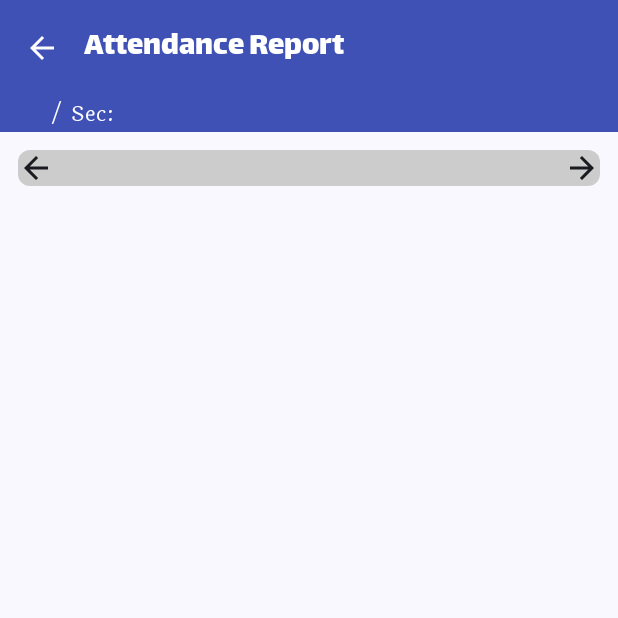
After one commit to Pujadas080907/RollCall, an Android app built with Jetpack Compose: the composable FullReportPage called with empty values, on a phone screen of 412 x 824 dp, the top half of it. The commit adds this screen. Run offline under Robolectric (Android 15) with nearby library versions, the phone set to English and light mode, and no system bars; our stand-ins replace Firebase (no records; nobody signed in at launch, a user with empty details on screens opened directly), livedata-compose.

Commit message:
attendence recorded

```diff
--- /dev/null
+++ b/app/src/main/java/com/example/rollcall/Reports/FullReportPage.kt
@@ -0,0 +1,126 @@
+package com.example.rollcall.Reports
+
+import android.widget.Toast
+import androidx.compose.foundation.background
+import androidx.compose.foundation.layout.*
+import androidx.compose.foundation.lazy.LazyColumn
+import androidx.compose.foundation.lazy.items
+import androidx.compose.foundation.shape.RoundedCornerShape
+import androidx.compose.material.icons.Icons
+import androidx.compose.material.icons.filled.ArrowBack
+import androidx.compose.material.icons.filled.ArrowForward
+import androidx.compose.material3.*
+import androidx.compose.runtime.*
+import androidx.compose.ui.Alignment
+import androidx.compose.ui.Modifier
+import androidx.compose.ui.graphics.Color
+import androidx.compose.ui.platform.LocalContext
+import androidx.compose.ui.res.colorResource
+import androidx.compose.ui.text.font.FontWeight
+import androidx.compose.ui.unit.dp
+import androidx.compose.ui.unit.sp
+import androidx.navigation.NavController
+import com.example.rollcall.R
+import com.example.rollcall.firebasedatabase.AttendanceData
+import com.example.rollcall.firebasedatabase.ClassroomData
+import com.example.rollcall.firebasedatabase.FirebaseDbHelper
+import com.example.rollcall.ui.theme.Laila
+import com.example.rollcall.ui.theme.Lalezar
+import java.text.SimpleDateFormat
+import java.util.*
+
+@OptIn(ExperimentalMaterial3Api::class)
+@Composable
+fun FullReportPage(
+    navController: NavController,
+    classroom: ClassroomData,
+    selectedDate: String
+) {
+    val context = LocalContext.current
+    val attendanceList = remember { mutableStateListOf<AttendanceData>() }
+
+    // Load attendance from Firebase
+    LaunchedEffect(Unit) {
+        FirebaseDbHelper.getAttendanceByClassroom(
+            classroomId = classroom.id,
+            onSuccess = {
+                attendanceList.clear()
+                attendanceList.addAll(it)
+            },
+            onFailure = {
+                Toast.makeText(context, "Failed to load attendance", Toast.LENGTH_SHORT).show()
+            }
+        )
+    }
+
+    // 🔤 Convert "25/01/2025" → "January - 2025"
+    val monthYear = remember(selectedDate) {
+        try {
+            val date = SimpleDateFormat("dd/MM/yyyy", Locale.getDefault()).parse(selectedDate)
+            SimpleDateFormat("MMMM - yyyy", Locale.getDefault()).format(date!!)
+        } catch (e: Exception) {
+            "Attendance Report"
+        }
+    }
+
+    Column {
+        TopAppBar(
+            title = {
+                Text(monthYear, fontFamily = Lalezar, color = Color.White)
+            },
+            navigationIcon = {
+                IconButton(onClick = { navController.popBackStack() }) {
+                    Icon(Icons.Default.ArrowBack, contentDescription = "Back", tint = Color.White)
+                }
+            },
+            colors = TopAppBarDefaults.topAppBarColors(containerColor = colorResource(R.color.prem))
+        )
+
+        Text(
+            text = "${classroom.degree}   ${classroom.year} / Sec: ${classroom.section}",
+            color = Color.White,
+            modifier = Modifier
+                .fillMaxWidth()
+                .background(colorResource(R.color.prem))
+                .padding(horizontal = 16.dp),
+            fontFamily = Laila,
+            fontSize = 14.sp
+        )
+
+        Row(
+            modifier = Modifier
+                .fillMaxWidth()
+                .padding(12.dp)
+                .background(Color.LightGray, RoundedCornerShape(8.dp)),
+            horizontalArrangement = Arrangement.SpaceBetween,
+            verticalAlignment = Alignment.CenterVertically
+        ) {
+            Icon(Icons.Default.ArrowBack, contentDescription = null)
+            Text(selectedDate, fontFamily = Laila, fontWeight = FontWeight.Bold)
+            Icon(Icons.Default.ArrowForward, contentDescription = null)
+        }
+
+        LazyColumn {
+            items(attendanceList.filter { it.date == selectedDate }) { record ->
+                Box(
+                    modifier = Modifier
+                        .fillMaxWidth()
+                        .padding(4.dp)
+                        .background(
+                            color = if (record.status == "P") Color(0xFF81C784) else Color(0xFFEF9A9A),
+                            shape = RoundedCornerShape(4.dp)
+                        )
+                        .padding(12.dp)
+                ) {
+                    Row(
+                        horizontalArrangement = Arrangement.SpaceBetween,
+                        modifier = Modifier.fillMaxWidth()
+                    ) {
+                        Text("${record.fullName} | ${record.enrollment}", fontFamily = Laila)
+                        Text(record.status, fontWeight = FontWeight.Bold, fontFamily = Laila)
+                    }
+                }
+            }
+        }
+    }
+}
--- a/app/src/main/java/com/example/rollcall/firebasedatabase/ClassroomData.kt
+++ b/app/src/main/java/com/example/rollcall/firebasedatabase/ClassroomData.kt
@@ -19,6 +19,17 @@ data class StudentData(
     val classroomId: String = "",
     val userEmail:   String = ""
 )
+
+data class AttendanceData(
+    val date: String = "",
+    val studentId: String = "",
+    val fullName: String = "",
+    val enrollment: String = "",
+    val classroomId: String = "",
+    val status: String = "",  // "P" or "A"
+    val userEmail: String = ""
+)
+
 
 
 object FirebaseDbHelper {
@@ -164,6 +175,52 @@ fun saveDegreeDetails(
             .addOnFailureListener { onFailure(it) }
     }
 
+    fun saveAttendance(
+        attendanceList: List<AttendanceData>,
+        onSuccess: () -> Unit,
+        onFailure: (Exception) -> Unit
+    ) {
+        val user = FirebaseAuth.getInstance().currentUser
+        if (user == null) {
+            onFailure(Exception("User not logged in"))
+            return
+        }
+
+        val batch = Firebase.firestore.batch()
+        val collection = Firebase.firestore.collection("attendance")
+
+        for (attendance in attendanceList) {
+            val doc = collection.document()
+            batch.set(doc, attendance.copy(userEmail = user.email ?: ""))
+        }
+
+        batch.commit()
+            .addOnSuccessListener { onSuccess() }
+            .addOnFailureListener { onFailure(it) }
+    }
+
+    fun getAttendanceByClassroom(
+        classroomId: String,
+        onSuccess: (List<AttendanceData>) -> Unit,
+        onFailure: (Exception) -> Unit
+    ) {
+        val user = FirebaseAuth.getInstance().currentUser
+        if (user == null) {
+            onFailure(Exception("User not logged in"))
+            return
+        }
+
+        Firebase.firestore.collection("attendance")
+            .whereEqualTo("userEmail", user.email)
+            .whereEqualTo("classroomId", classroomId)
+            .get()
+            .addOnSuccessListener { snap ->
+                val list = snap.documents.mapNotNull { it.toObject(AttendanceData::class.java) }
+                onSuccess(list)
+            }
+            .addOnFailureListener { onFailure(it) }
+    }
+
 
 
 }
--- a/app/src/main/java/com/example/rollcall/navGraph/Routes.kt
+++ b/app/src/main/java/com/example/rollcall/navGraph/Routes.kt
@@ -17,4 +17,7 @@ sealed class Routes(val routes: String) {
     object degreeDetailPage: Routes(
         "degdetail/{degree}/{year}/{section}/{cid}"
     )
+
+    //full report page
+    object fullReportPage : Routes("fullreportpage")
 }
```
Also changed, not shown: app/src/main/java/com/example/rollcall/degreedetail/DegreeDetailPage.kt (+94 -5 lines), app/src/main/java/com/example/rollcall/navGraph/setNavGraph.kt (+43 -10 lines), app/src/main/java/com/example/rollcall/studentdata/StudentRow.kt (+21 -2 lines).
